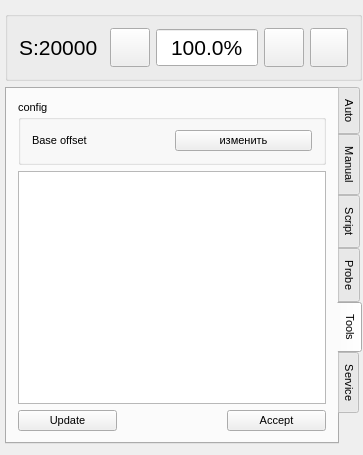
Before: the Qt Designer form wlproj/wlmill/wlmillcontrol.ui in wldevru/src, drawn with Qt 5.
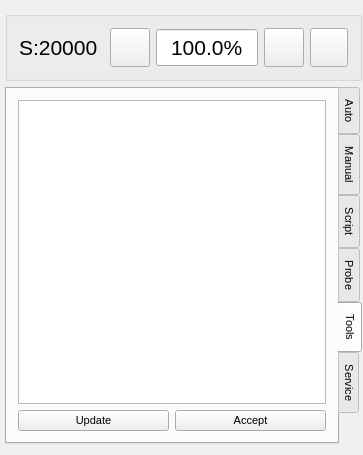
After: the same form once the commit is applied. The open tabs and pages were chosen to show the change. Icons and pictures are not drawn. Custom widgets are drawn as their Qt base class.

Diff of the .ui file:
```diff
--- a/wlproj/wlmill/wlmillcontrol.ui
+++ b/wlproj/wlmill/wlmillcontrol.ui
@@ -1442,46 +1442,23 @@
            <string>Tools</string>
           </attribute>
           <layout class="QGridLayout" name="gridLayout_33">
-           <item row="2" column="0">
+           <item row="1" column="1">
+            <widget class="QPushButton" name="pbAcceptTool">
+             <property name="text">
+              <string>Accept</string>
+             </property>
+            </widget>
+           </item>
+           <item row="1" column="0">
             <widget class="QPushButton" name="pbUpdateTool">
              <property name="text">
               <string>Update</string>
              </property>
             </widget>
            </item>
-           <item row="1" column="0" colspan="3">
+           <item row="0" column="0" colspan="2">
             <widget class="QTableWidget" name="tableTools"/>
            </item>
-           <item row="0" column="0" colspan="3">
-            <widget class="QGroupBox" name="groupBox_14">
-             <property name="title">
-              <string>config</string>
-             </property>
-             <layout class="QGridLayout" name="gridLayout_32">
-              <item row="0" column="0">
-               <widget class="QLabel" name="labelBaseOffsetTool">
-                <property name="text">
-                 <string notr="true">Base offset</string>
-                </property>
-               </widget>
-              </item>
-              <item row="0" column="1">
-               <widget class="QPushButton" name="pbEditOffsetTool">
-                <property name="text">
-                 <string>изменить</string>
-                </property>
-               </widget>
-              </item>
-             </layout>
-            </widget>
-           </item>
-           <item row="2" column="2">
-            <widget class="QPushButton" name="pbAcceptTool">
-             <property name="text">
-              <string>Accept</string>
-             </property>
-            </widget>
-           </item>
           </layout>
          </widget>
          <widget class="QWidget" name="tab_7">
```
Left out of the diff: 8 changed lines with no effect on the pictures.
